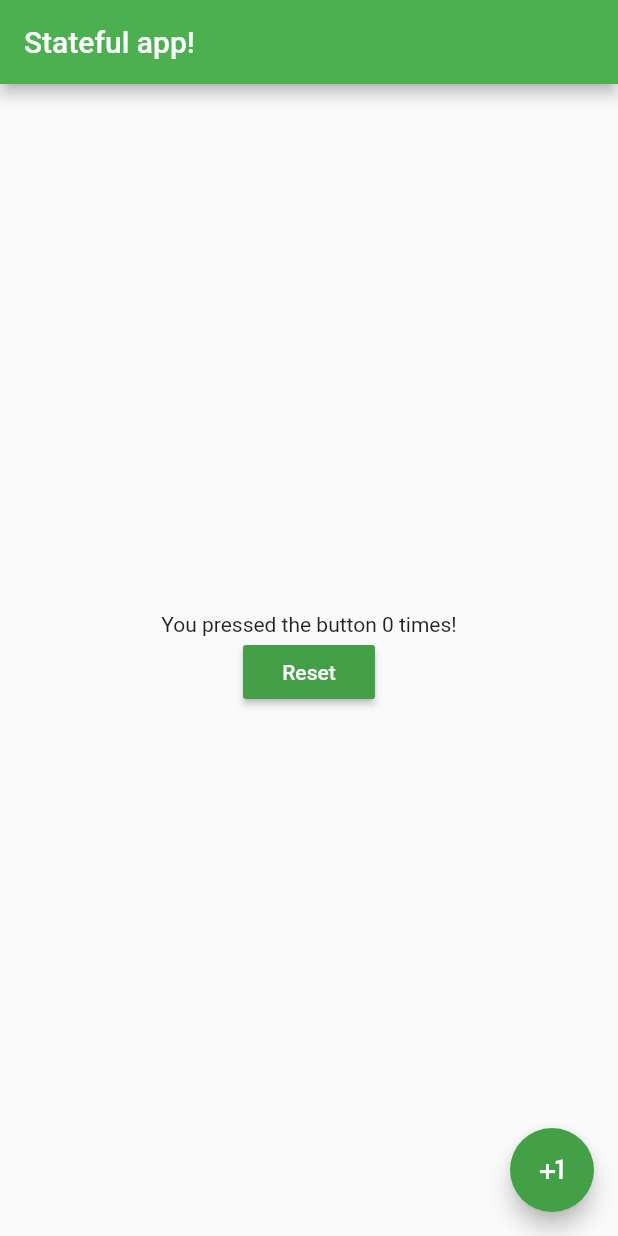
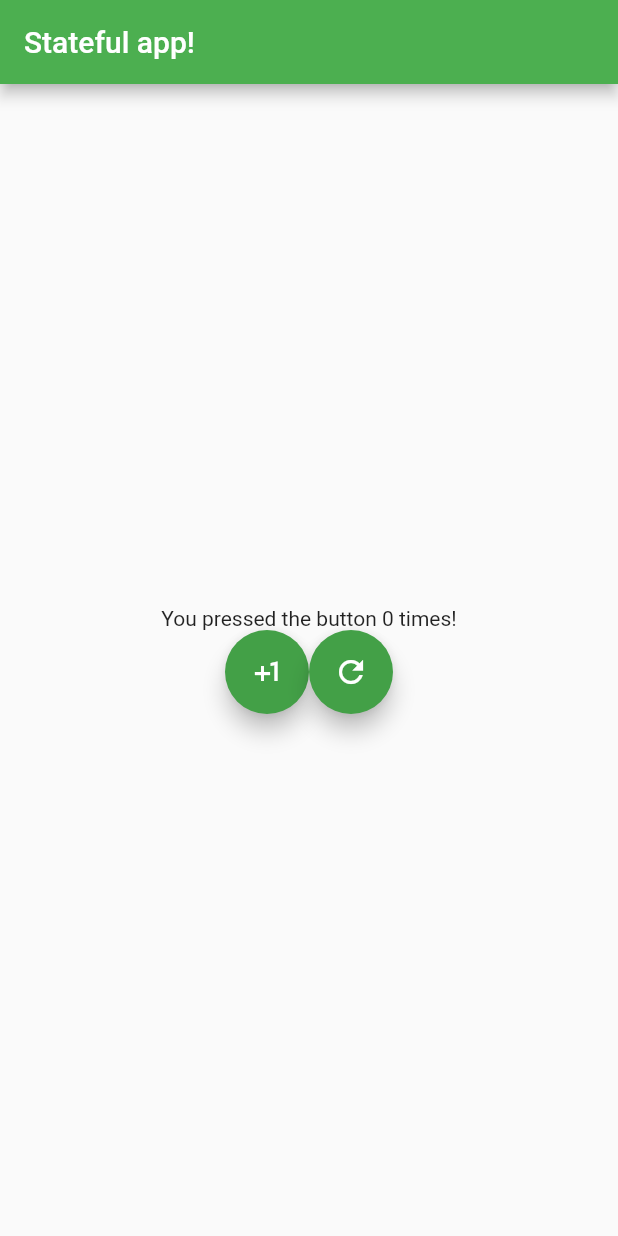
Before and after one commit to prp-e/simple_app, a Flutter app: the screen it shows after launch, on a phone screen of 412 x 824 dp. Run offline on Flutter 3.47's test engine with Material 2 defaults, Android fonts, the phone set to English and light mode, and no system bars.

Commit message:
Finally could put two floating action buttons together

```diff
--- a/lib/main.dart
+++ b/lib/main.dart
@@ -37,26 +37,30 @@ class _HomePage extends State<HomePage> {
 
   Widget build(BuildContext context) {
     return Scaffold(
-      floatingActionButton: FloatingActionButton(
-        onPressed: () {
-          _increase_counter();
-        },
-        backgroundColor: Colors.green[600],
-        child: Icon(Icons.plus_one),
-      ),
       appBar: AppBar(title: Text("Stateful app!")),
       body: Center(
         child: Column(
             mainAxisAlignment: MainAxisAlignment.center,
             children: <Widget>[
               Text("You pressed the button $count times!"),
-              RaisedButton(
-                  onPressed: () {
-                    _resetCounter();
-                  },
-                  color: Colors.green[600],
-                  textColor: Colors.white,
-                  child: Text("Reset"))
+              Row(
+                mainAxisAlignment: MainAxisAlignment.center,
+                children: <Widget>[
+                  FloatingActionButton(
+                    onPressed: () {
+                      _increase_counter();
+                    },
+                    backgroundColor: Colors.green[600],
+                    child: Icon(Icons.plus_one),
+                  ),
+                  FloatingActionButton(
+                      onPressed: () {
+                        _resetCounter();
+                      },
+                      backgroundColor: Colors.green[600],
+                      child: Icon(Icons.refresh)),
+                ],
+              )
             ]),
       ),
     );
```
